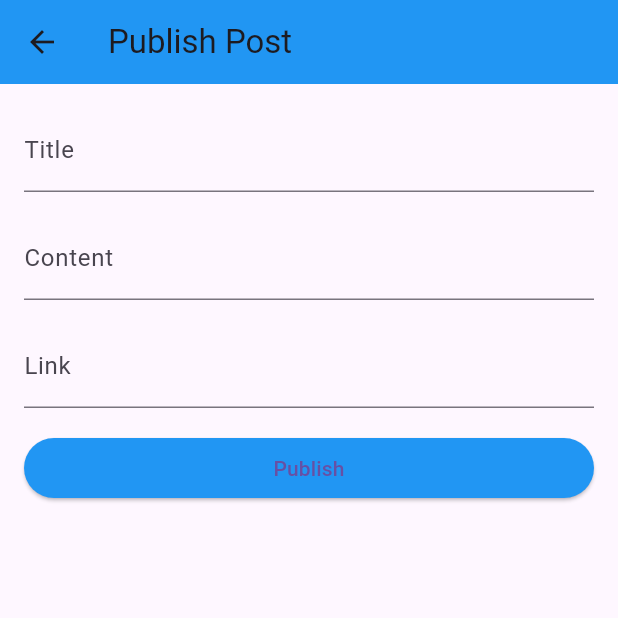
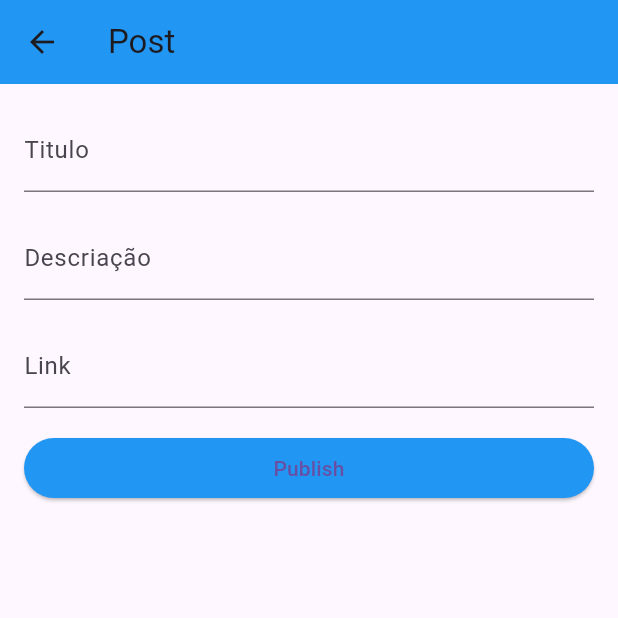
Before and after one commit to MatheusMouraBarros/mobile, a Flutter app: the PostPage screen opened directly, on a phone screen of 412 x 824 dp, the top half of it. Run offline on Flutter 3.47's test engine with Material 3 defaults, Android fonts, the phone set to English and light mode, and no system bars; missing offline and left inert: jwt_decode; accounts and stored records are empty.

```diff
--- a/lib/pages/PostPage.dart
+++ b/lib/pages/PostPage.dart
@@ -47,7 +47,7 @@ class _PostPageState extends State<PostPage> {
   Widget build(BuildContext context) {
     return Scaffold(
       appBar: AppBar(
-        title: Text('Publish Post'),
+        title: Text('Post'),
         backgroundColor: Colors.blue,
       ),
       body: Padding(
@@ -57,12 +57,12 @@ class _PostPageState extends State<PostPage> {
           children: [
             TextField(
               controller: titleController,
-              decoration: InputDecoration(labelText: 'Title'),
+              decoration: InputDecoration(labelText: 'Titulo'),
             ),
             SizedBox(height: 16.0),
             TextField(
               controller: contentController,
-              decoration: InputDecoration(labelText: 'Content'),
+              decoration: InputDecoration(labelText: 'Descriação'),
             ),
             SizedBox(height: 16.0),
             TextField(
--- a/pubspec.yaml
+++ b/pubspec.yaml
@@ -36,6 +36,7 @@ dependencies:
   jwt_decode: 0.3.1
   dio: ^5.4.0
   url_launcher: ^6.2.1
+  expansion_tile_card: ^3.0.0
 
 dev_dependencies:
   flutter_test:
```
Also changed, not shown: lib/pages/FeedPage.dart (+16 -20 lines), pubspec.lock.
